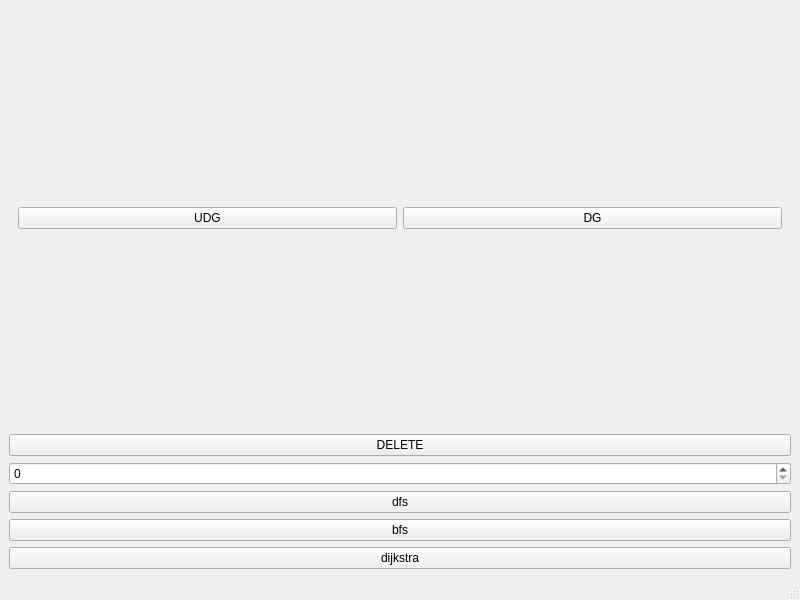
Qt form mainwindow.ui (Linloir/Graph_Visualization) before a commit.
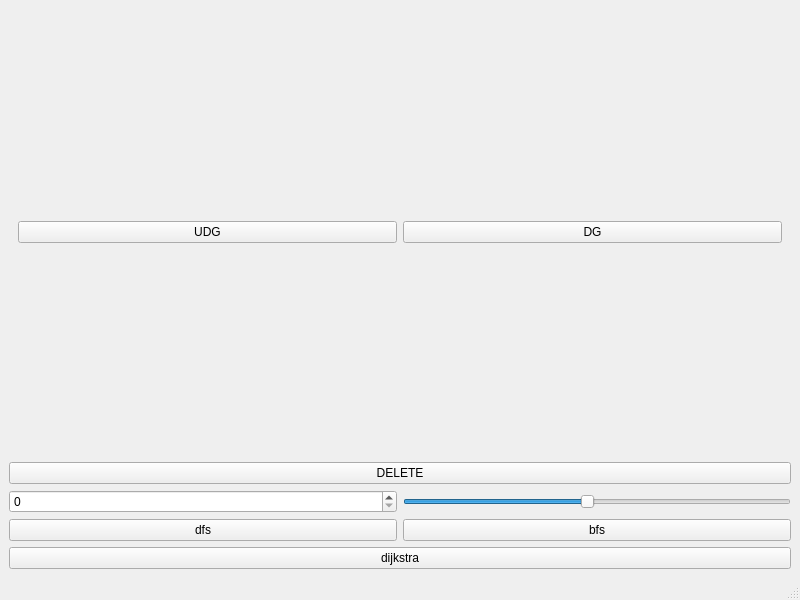
The same form after that commit.

```diff
--- a/mainwindow.ui
+++ b/mainwindow.ui
@@ -15,28 +15,28 @@
   </property>
   <widget class="QWidget" name="centralwidget">
    <layout class="QGridLayout" name="gridLayout">
-    <item row="4" column="0">
-     <widget class="QPushButton" name="pushButton_2">
+    <item row="3" column="0">
+     <widget class="QSpinBox" name="spinBox">
+      <property name="maximum">
+       <number>9999</number>
+      </property>
+     </widget>
+    </item>
+    <item row="7" column="0" colspan="2">
+     <widget class="QPushButton" name="dijkstra">
       <property name="text">
-       <string>bfs</string>
+       <string>dijkstra</string>
       </property>
      </widget>
     </item>
-    <item row="1" column="0">
+    <item row="1" column="0" colspan="2">
      <widget class="QPushButton" name="del">
       <property name="text">
        <string>DELETE</string>
       </property>
      </widget>
     </item>
-    <item row="3" column="0">
-     <widget class="QPushButton" name="pushButton">
-      <property name="text">
-       <string>dfs</string>
-      </property>
-     </widget>
-    </item>
-    <item row="0" column="0">
+    <item row="0" column="0" colspan="2">
      <widget class="QWidget" name="canvas" native="true">
       <layout class="QHBoxLayout" name="horizontalLayout_2">
        <item>
@@ -60,17 +60,39 @@
       </layout>
      </widget>
     </item>
-    <item row="2" column="0">
-     <widget class="QSpinBox" name="spinBox">
+    <item row="6" column="1">
+     <widget class="QPushButton" name="pushButton_2">
+      <property name="text">
+       <string>bfs</string>
+      </property>
+     </widget>
+    </item>
+    <item row="6" column="0">
+     <widget class="QPushButton" name="pushButton">
+      <property name="text">
+       <string>dfs</string>
+      </property>
+     </widget>
+    </item>
+    <item row="3" column="1">
+     <widget class="QSlider" name="horizontalSlider">
+      <property name="sizePolicy">
+       <sizepolicy hsizetype="Preferred" vsizetype="Fixed">
+        <horstretch>0</horstretch>
+        <verstretch>0</verstretch>
+       </sizepolicy>
+      </property>
+      <property name="minimum">
+       <number>10</number>
+      </property>
       <property name="maximum">
-       <number>9999</number>
+       <number>200</number>
       </property>
-     </widget>
-    </item>
-    <item row="5" column="0">
-     <widget class="QPushButton" name="dijkstra">
-      <property name="text">
-       <string>dijkstra</string>
+      <property name="value">
+       <number>100</number>
+      </property>
+      <property name="orientation">
+       <enum>Qt::Horizontal</enum>
       </property>
      </widget>
     </item>
```
